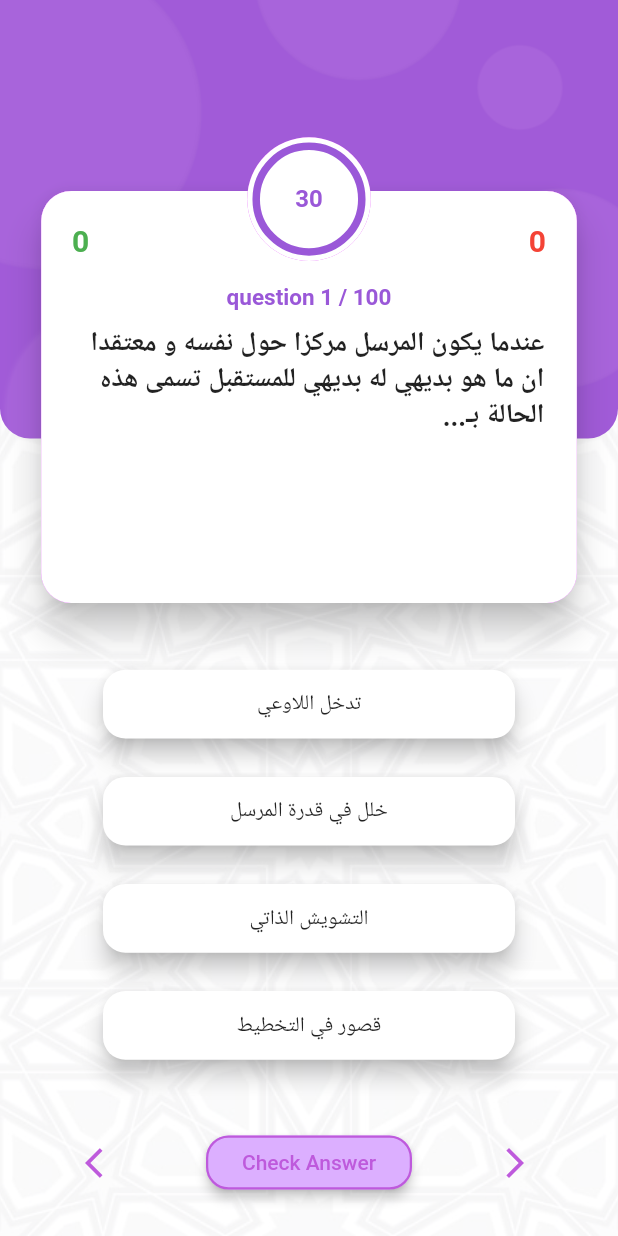
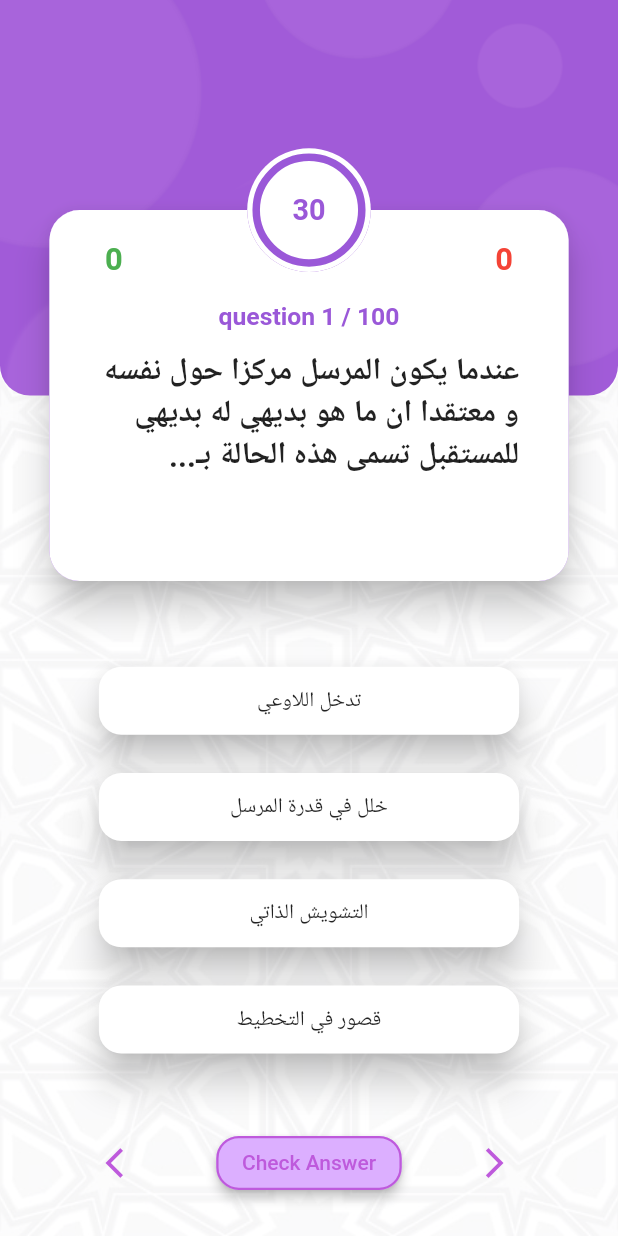
Before and after one commit to omarkaialy/JU_APP, a Flutter app: the screen it shows after launch, on a phone screen of 412 x 824 dp. Run offline on Flutter 3.47's test engine with Material 2 defaults, Android fonts, the phone set to English and light mode, and no system bars; drawn by our look-alikes of circular_countdown_timer; our stand-ins replace sizer.

Commit message:
osama's update

```diff
--- a/lib/Home.dart
+++ b/lib/Home.dart
@@ -2,6 +2,7 @@ import 'QuizBrain.dart';
 import 'results.dart';
 import 'package:flutter/material.dart';
 import 'package:flutter/cupertino.dart';
+import 'package:sizer/sizer.dart';
 // import 'package:fluttertoast/fluttertoast.dart';
 // import 'package:assets_audio_player/assets_audio_player.dart';
 import 'package:circular_countdown_timer/circular_countdown_timer.dart';
@@ -63,7 +64,7 @@ class _HomeState extends State<Home> {
         mainAxisSize: MainAxisSize.max,
         children: [
           SizedBox(
-            height: MediaQuery.of(context).size.height / 9,
+            height: 12.h,
           ),
           Stack(
             alignment: Alignment.topCenter,
@@ -73,12 +74,12 @@ class _HomeState extends State<Home> {
                 QuizBrain.qui.length,
               ),
               Container(
-                width: MediaQuery.of(context).size.width / 5,
-                height: MediaQuery.of(context).size.width / 5,
+                width: 20.w,
+                height: 20.w,
                 decoration: BoxDecoration(
                   boxShadow: [
                     new BoxShadow(
-                      color: Colors.purpleAccent,
+                      color: ourColor,
                     ),
                   ],
                   color: Colors.white,
@@ -87,11 +88,11 @@ class _HomeState extends State<Home> {
                 child: Padding(
                   padding: const EdgeInsets.all(6.0),
                   child: CircularCountDownTimer(
-                    width: MediaQuery.of(context).size.width / 2,
+                    width: 50.w,
+                    height: 12.h,
                     isReverse: true,
                     isReverseAnimation: true,
                     controller: _controller,
-                    height: MediaQuery.of(context).size.height / 12,
                     duration: 30,
                     onComplete: () {
                       nextQuiz();
@@ -103,7 +104,7 @@ class _HomeState extends State<Home> {
                     },
                     textStyle: TextStyle(
                       fontWeight: FontWeight.bold,
-                      fontSize: 16,
+                      fontSize: 14.sp,
                       color: ourColor,
                     ),
                     backgroundColor: Colors.white,
@@ -117,7 +118,7 @@ class _HomeState extends State<Home> {
             ],
           ),
           SizedBox(
-            height: 20,
+            height: 4.h,
           ),
           Expanded(
             child: Column(
@@ -131,10 +132,11 @@ class _HomeState extends State<Home> {
             ),
           ),
           SizedBox(
-            height: 20,
+            height: 3.h,
           ),
           Row(
             children: [
+              SizedBox(width: 5.w),
               Expanded(
                 child: TextButton(
                   onPressed: (buttonDisabled == 1 || buttonClicked)
@@ -157,6 +159,7 @@ class _HomeState extends State<Home> {
                   ),
                 ),
               ),
+              //SizedBox(width: 2.w),
               Expanded(
                 child: TextButton(
                   style: ButtonStyle(
@@ -195,6 +198,7 @@ class _HomeState extends State<Home> {
                   },
                 ),
               ),
+              //SizedBox(width: 2.w),
               Expanded(
                 child: TextButton(
                   onPressed: (questionCounter >= buttonDisabled)
@@ -215,10 +219,11 @@ class _HomeState extends State<Home> {
                   ),
                 ),
               ),
+              SizedBox(width: 5.w),
             ],
           ),
           SizedBox(
-            height: 25,
+            height: 3.h,
           ),
         ],
       ),
@@ -242,8 +247,11 @@ class _HomeState extends State<Home> {
   //purple background
   Container background() {
     return Container(
-      margin:
-          EdgeInsets.only(bottom: MediaQuery.of(context).size.height / 1.55),
+      child: Column(
+        children: [
+          Container(
+            height: 32.h,
+            //margin: EdgeInsets.only(bottom: 68.h),
             decoration: BoxDecoration(
               borderRadius: BorderRadius.only(
                 bottomLeft: Radius.circular(20),
@@ -256,6 +264,12 @@ class _HomeState extends State<Home> {
                 fit: BoxFit.cover,
               ),
             ),
+          ),
+          SizedBox(
+            height: 68.h,
+          ),
+        ],
+      ),
     );
   }
 
@@ -264,25 +278,26 @@ class _HomeState extends State<Home> {
   Card quizBox(String question, int totalQuestions) {
     return Card(
       margin: EdgeInsets.only(
-        left: MediaQuery.of(context).size.width / 15,
-        right: MediaQuery.of(context).size.width / 15,
-        top: MediaQuery.of(context).size.height / 23,
+        left: 8.w,
+        right: 8.w,
+        top: 5.h,
       ),
       elevation: 10,
       shape: RoundedRectangleBorder(
         borderRadius: BorderRadius.circular(20),
       ),
       child: Container(
-        height: MediaQuery.of(context).size.height / 3.0,
+        height: 30.h,
         padding: EdgeInsets.only(
-            left: MediaQuery.of(context).size.height / 40,
-            right: MediaQuery.of(context).size.height / 40,
-            top: MediaQuery.of(context).size.height / 40,
-            bottom: MediaQuery.of(context).size.height / 25),
+          left: 5.w,
+          right: 5.w,
+          top: 2.h,
+          bottom: 2.h,
+        ),
         decoration: BoxDecoration(
           boxShadow: [
             new BoxShadow(
-              color: Colors.purpleAccent,
+              color: ourColor,
             ),
           ],
           color: Colors.white,
@@ -291,11 +306,16 @@ class _HomeState extends State<Home> {
         child: Column(
           children: [
             Container(
-              height: 25,
+              height: 4.h,
               decoration: BoxDecoration(
                 borderRadius: BorderRadius.all(
                   Radius.circular(20),
                 ),
+              ),
+              child: Padding(
+                padding: EdgeInsets.symmetric(
+                  horizontal: 4.w,
+                  vertical: 0.h,
                 ),
                 child: Row(
                   children: [
@@ -305,7 +325,7 @@ class _HomeState extends State<Home> {
                         textDirection: TextDirection.ltr,
                         style: TextStyle(
                           color: Colors.green,
-                        fontSize: 20,
+                          fontSize: 15.sp,
                           fontWeight: FontWeight.bold,
                         ),
                       ),
@@ -315,7 +335,7 @@ class _HomeState extends State<Home> {
                         wrongAnswers.toString(),
                         textDirection: TextDirection.rtl,
                         style: TextStyle(
-                        fontSize: 20,
+                          fontSize: 15.sp,
                           color: Colors.red,
                           fontWeight: FontWeight.bold,
                         ),
@@ -324,32 +344,37 @@ class _HomeState extends State<Home> {
                   ],
                 ),
               ),
+            ),
             SizedBox(
-              height: MediaQuery.of(context).size.height / 50,
+              height: 1.5.h,
             ),
             Center(
               child: Text(
                 'question $questionCounter / $totalQuestions',
                 style: TextStyle(
-                    color: ourColor, fontWeight: FontWeight.bold, fontSize: 15),
+                  color: ourColor,
+                  fontWeight: FontWeight.bold,
+                  fontSize: 12.sp,
+                ),
               ),
             ),
             SizedBox(
-              height: MediaQuery.of(context).size.height / 100,
+              height: 1.5.h,
             ),
             Padding(
               padding: EdgeInsets.symmetric(
-                horizontal: (MediaQuery.of(context).textScaleFactor),
-                vertical: (MediaQuery.of(context).textScaleFactor),
+                horizontal: (3.w),
+                vertical: (0.h),
               ),
               child: Text(
                 question,
                 textDirection: TextDirection.rtl,
                 style: TextStyle(
                   fontWeight: FontWeight.bold,
-                    fontSize: MediaQuery.of(context).size.width / 23),
+                  fontSize: 15.sp,
                 ),
-            )
+              ),
+            ),
           ],
         ),
       ),
@@ -359,10 +384,10 @@ class _HomeState extends State<Home> {
   // button creator
   MaterialButton choiceButton(String buttonKey) {
     return MaterialButton(
-      minWidth: MediaQuery.of(context).size.width / 1.5,
-      height: MediaQuery.of(context).size.height / 18,
+      minWidth: 68.w,
+      height: 5.5.h,
       color: Colors.white,
-      elevation: 6,
+      elevation: 10,
       disabledElevation: 3,
       disabledColor: Colors.white,
       shape: RoundedRectangleBorder(
--- a/lib/main.dart
+++ b/lib/main.dart
@@ -1,6 +1,7 @@
 import 'package:flutter/material.dart';
 import 'package:flutter/services.dart';
 import 'splashscreen/splash.dart';
+import 'package:sizer/sizer.dart';
 
 void main() {
   runApp(MyApp());
@@ -10,9 +11,13 @@ class MyApp extends StatelessWidget {
   @override
   Widget build(BuildContext context) {
     SystemChrome.setEnabledSystemUIOverlays([SystemUiOverlay.bottom]);
-    return MaterialApp(
-      debugShowCheckedModeBanner: false,
-      home: Splash(),
+    return Sizer(
+      builder: (context, orientation, deviceType) {
+        return MaterialApp(
+          debugShowCheckedModeBanner: false,
+          home: Splash(),
+        );
+      },
     );
   }
 }
```
Also changed, not shown: pubspec.yaml (+8 -6 lines). Lines whose indentation alone changed are shown as unchanged.
